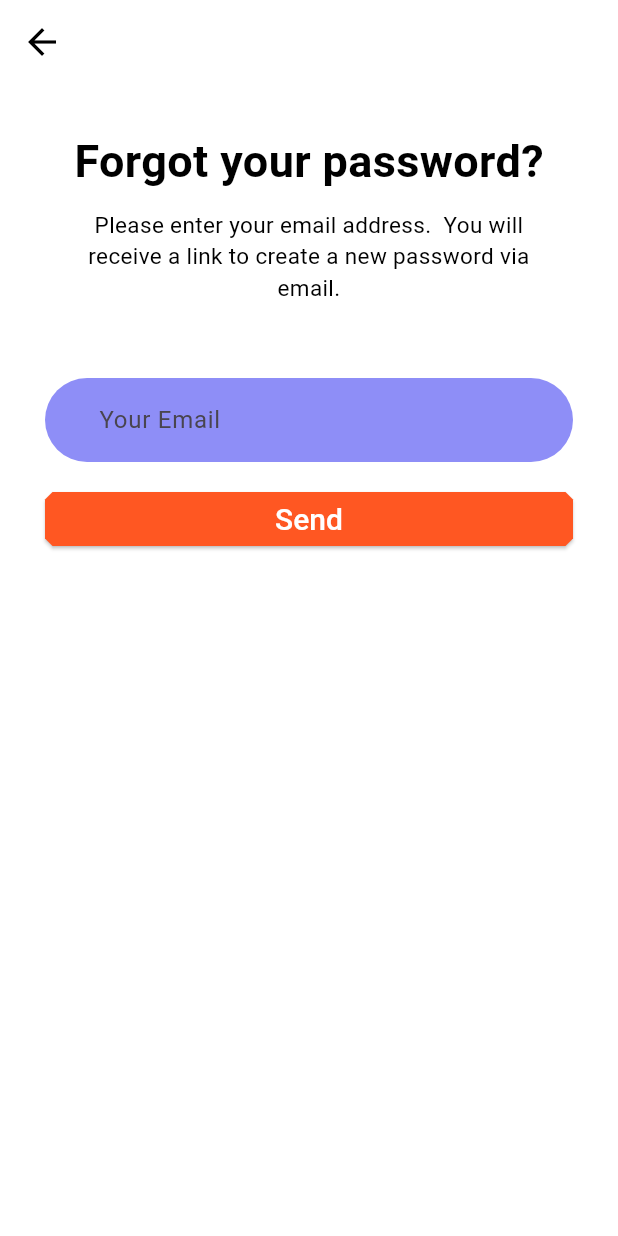
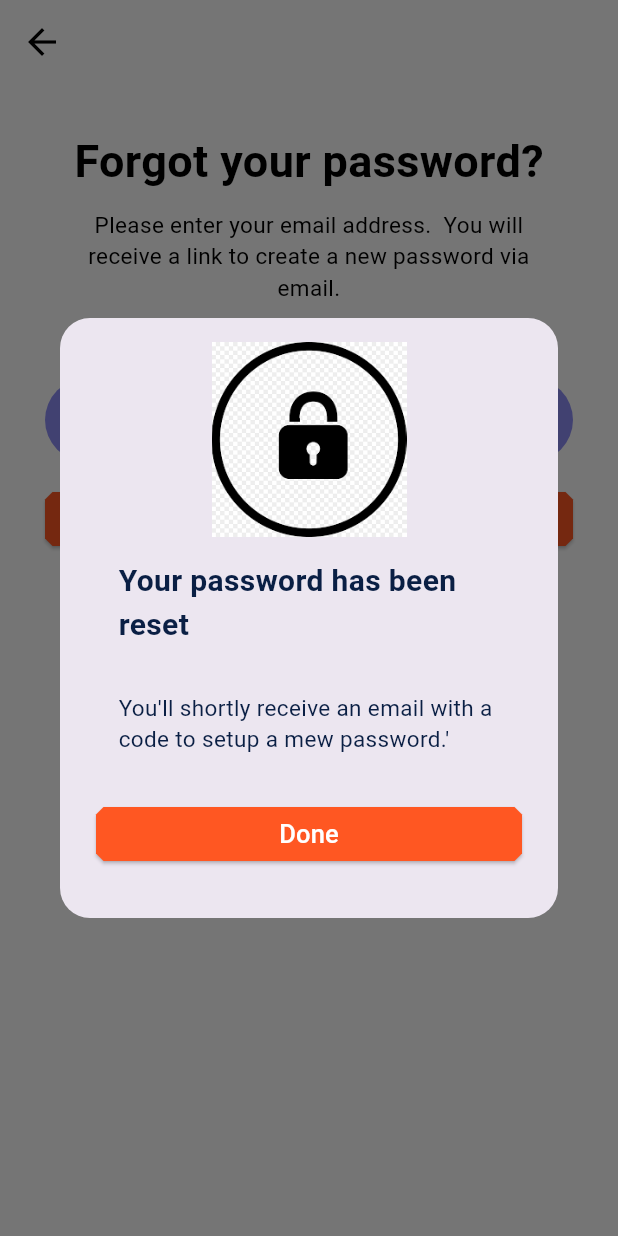
Before and after one commit to jcuellarv1966/flutter-ejemplo-01, a Flutter app: the ForgotPassword screen opened by its route, after a tap on "Send", on a phone screen of 412 x 824 dp. Run offline on Flutter 3.47's test engine with Material 3 defaults, Android fonts, the phone set to English and light mode, and no system bars; network calls fail.

Commit message:
Finalize page forgot-password, and add Message Box ...

```diff
--- a/Avance.txt
+++ b/Avance.txt
@@ -1 +1,3 @@
 2:06:08 / 17:56:33
+
+2:27:40 / 17:56:33
--- a/lib/src/pages/forgot_pasword.dart
+++ b/lib/src/pages/forgot_pasword.dart
@@ -1,5 +1,6 @@
 import 'package:curso_delivery_app/src/widgets/back_button.dart';
 import 'package:flutter/material.dart';
+import 'package:flutter/widgets.dart';
 
 class ForgotPassword extends StatelessWidget {
   const ForgotPassword({super.key});
@@ -78,7 +79,9 @@ Widget _sendButton(BuildContext context) {
             shape: const BeveledRectangleBorder(
                 borderRadius: BorderRadius.all(Radius.circular(5))),
           ),
-          onPressed: () {},
+          onPressed: () {
+            _ShowAlerta(context);
+          },
           child: const Align(
             alignment: Alignment.center,
             child: Text("Send",
@@ -89,3 +92,79 @@ Widget _sendButton(BuildContext context) {
                 textAlign: TextAlign.center),
           )));
 }
+
+// ignore: unused_element, non_constant_identifier_names
+void _ShowAlerta(BuildContext context) {
+  showDialog(
+      context: context,
+      barrierDismissible: true,
+      builder: (BuildContext context) {
+        return AlertDialog(
+          shape: const RoundedRectangleBorder(
+              borderRadius: BorderRadius.all(Radius.circular(20.0))),
+          // ignore: avoid_unnecessary_containers, sized_box_for_whitespace
+          content: Container(
+            height: 360,
+            child: Column(
+              children: [
+                const Image(
+                  image: AssetImage("assets/lock.png"),
+                  width: 130,
+                  height: 130,
+                ),
+                // ignore: avoid_unnecessary_containers
+                Container(
+                  margin: const EdgeInsets.all(15.0),
+                  child: Text(
+                    "Your password has been reset",
+                    style: TextStyle(
+                      color: Theme.of(context).primaryColor,
+                      fontWeight: FontWeight.bold,
+                      fontSize: 20.0,
+                    ),
+                  ),
+                ),
+                Container(
+                  margin: const EdgeInsets.all(15.0),
+                  child: Text(
+                    "You'll shortly receive an email with a code to setup a mew password.'",
+                    style: TextStyle(
+                      color: Theme.of(context).primaryColor,
+                      fontWeight: FontWeight.w400,
+                      fontSize: 15.0,
+                    ),
+                  ),
+                ),
+                _doneButton(context)
+              ],
+            ),
+          ),
+        );
+      });
+}
+
+// ignore: unused_element
+Widget _doneButton(BuildContext context) {
+  return Container(
+      width: 370.0,
+      height: 36.0,
+      margin: const EdgeInsets.only(top: 20.0),
+      child: ElevatedButton(
+          style: ElevatedButton.styleFrom(
+            backgroundColor: Colors.deepOrange,
+            shape: const BeveledRectangleBorder(
+                borderRadius: BorderRadius.all(Radius.circular(5))),
+          ),
+          onPressed: () {
+            Navigator.pushNamed(context, "login");
+          },
+          child: const Align(
+            alignment: Alignment.center,
+            child: Text("Done",
+                style: TextStyle(
+                    fontSize: 17.0,
+                    color: Colors.white,
+                    fontWeight: FontWeight.w500),
+                textAlign: TextAlign.center),
+          )));
+}
```
Also changed, not shown: assets/lock.png (added), 1 other file.
